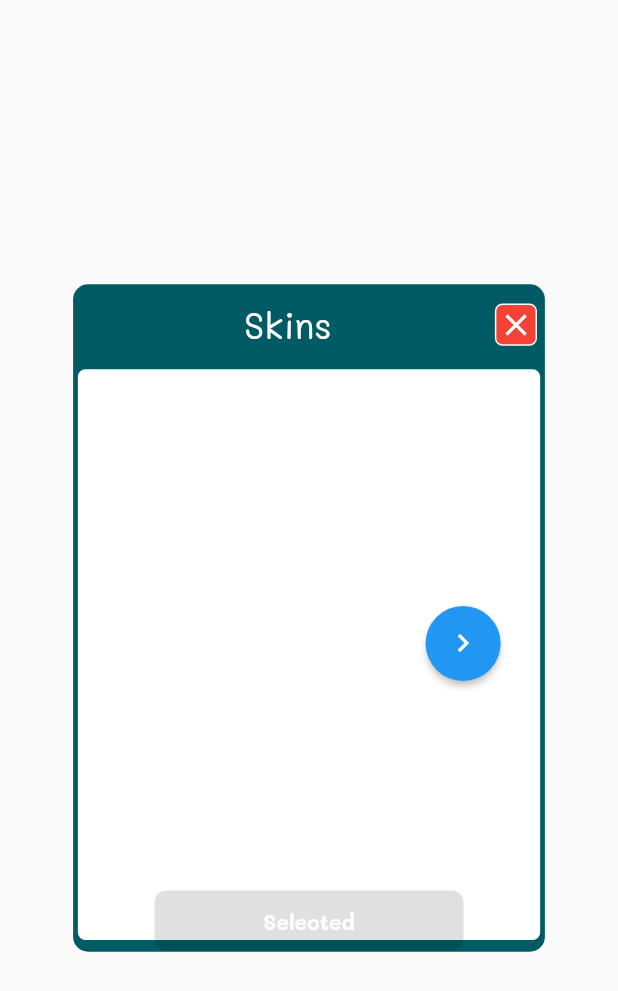
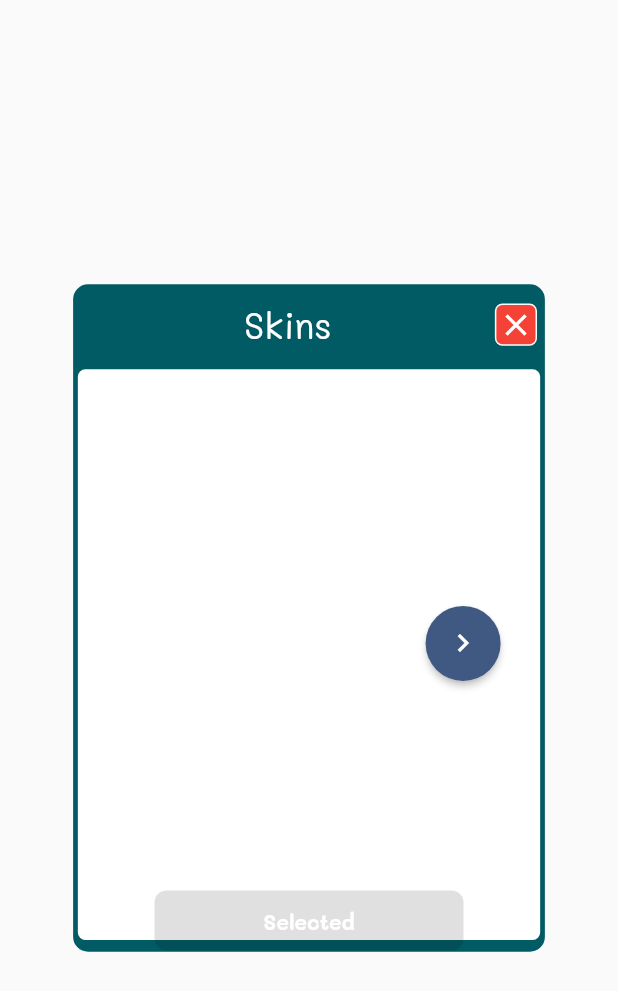
Before and after one commit to TheAbror/bisp, a Flutter app: the SkinsPage widget shown alone on an empty page, opened directly, on a phone screen of 412 x 824 dp. Shown: the top 991 px of the screen. Run offline on Flutter 3.47's test engine with Material 2 defaults, Android fonts, the light colour scheme and no system bars; our stand-ins replace chopper, dropdown_button2, equatable, flutter_bloc, flutter_screenutil, fluttertoast and 3 more; missing offline and left inert: bonfire; accounts and stored records are empty; generated files the repository leaves out were written again; statements that could not run were skipped; project files that could hold a hidden picture were left out.

Commit message:
skins page final

```diff
--- a/lib/presention/skins/skins.dart
+++ b/lib/presention/skins/skins.dart
@@ -1,4 +1,5 @@
 import 'package:bonfire/bonfire.dart';
+import 'package:eduninjav2/core/constants/values/app_colors.dart';
 import 'package:eduninjav2/presention/player_movement/sprite_sheet_hero.dart';
 import 'package:flutter/material.dart';
 import 'package:flutter_screenutil/flutter_screenutil.dart';
@@ -143,7 +144,7 @@ class _SkinsPageState extends State<SkinsPage> {
                         height: 50,
                         child: ElevatedButton(
                           style: ButtonStyle(
-                            backgroundColor: MaterialStateProperty.all(Colors.blue),
+                            backgroundColor: MaterialStateProperty.all(AppColors.settings),
                             padding: MaterialStateProperty.all(EdgeInsets.zero),
                             shape: MaterialStateProperty.all(
                               RoundedRectangleBorder(borderRadius: BorderRadius.circular(25)),
@@ -196,7 +197,7 @@ class _SkinsPageState extends State<SkinsPage> {
                         height: 50,
                         child: ElevatedButton(
                           style: ButtonStyle(
-                            backgroundColor: MaterialStateProperty.all(Colors.blue),
+                            backgroundColor: MaterialStateProperty.all(AppColors.settings),
                             padding: MaterialStateProperty.all(EdgeInsets.zero),
                             shape: MaterialStateProperty.all(
                               RoundedRectangleBorder(borderRadius: BorderRadius.circular(25)),
```
Also changed, not shown: 1 other file.
